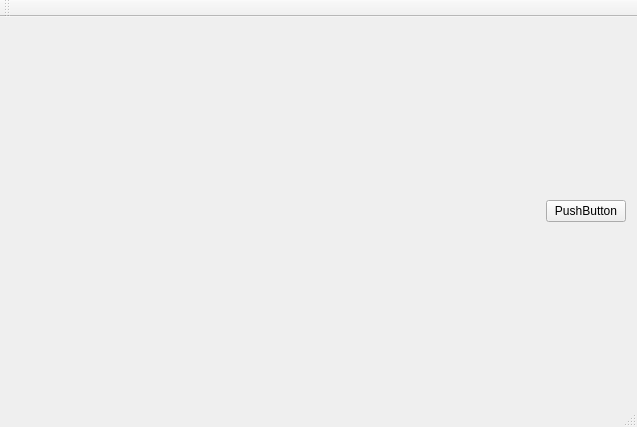
The window that ToulouseCompiler/ToulouseCompiler/ToulouseCompiler.ui (ajvs0003/ToulouseCompiler) describes before a commit, drawn with Qt 5.
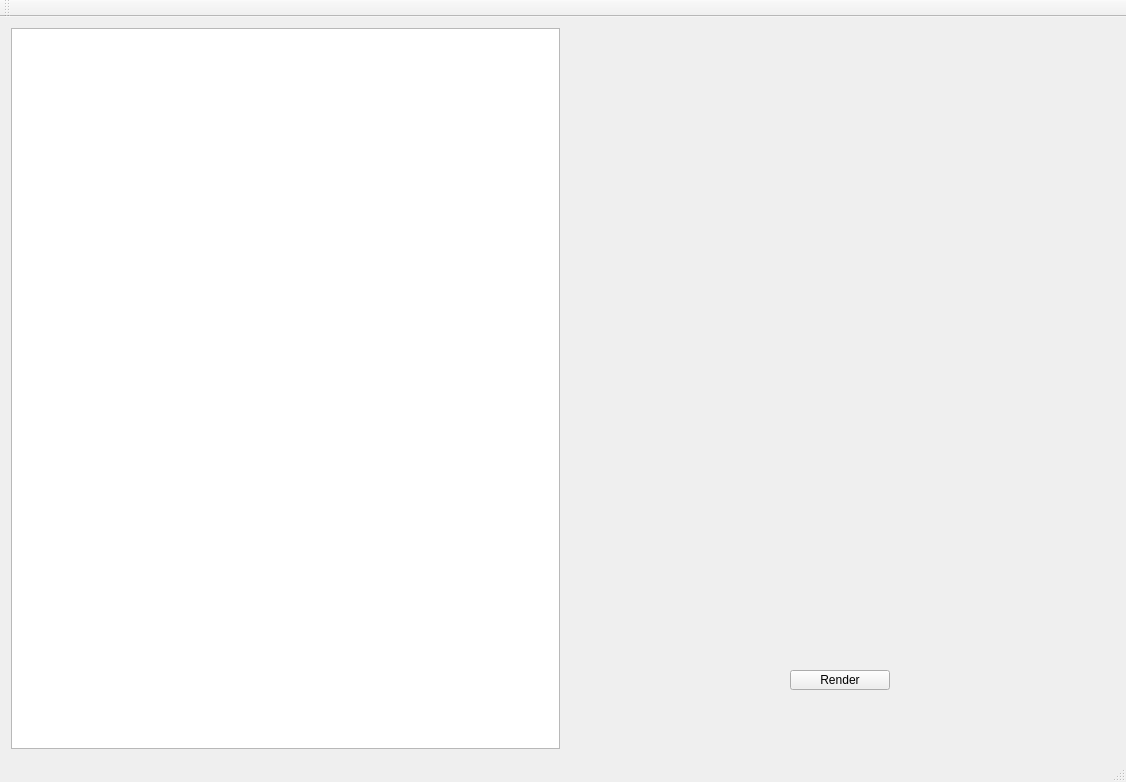
The same window after the commit.

What changed in the file:
```diff
--- a/ToulouseCompiler/ToulouseCompiler/ToulouseCompiler.ui
+++ b/ToulouseCompiler/ToulouseCompiler/ToulouseCompiler.ui
@@ -6,23 +6,53 @@
    <rect>
     <x>0</x>
     <y>0</y>
-    <width>637</width>
-    <height>427</height>
+    <width>1126</width>
+    <height>782</height>
    </rect>
   </property>
+  <property name="sizePolicy">
+   <sizepolicy hsizetype="Minimum" vsizetype="Preferred">
+    <horstretch>0</horstretch>
+    <verstretch>0</verstretch>
+   </sizepolicy>
+  </property>
   <property name="windowTitle">
    <string>MainWindow</string>
   </property>
   <widget class="QWidget" name="centralWidget">
    <layout class="QHBoxLayout" name="horizontalLayout_2">
     <item>
+     <layout class="QVBoxLayout" name="verticalLayout_9">
+      <item>
+       <widget class="QTextBrowser" name="textBrowser">
+        <property name="sizePolicy">
+         <sizepolicy hsizetype="Minimum" vsizetype="Minimum">
+          <horstretch>0</horstretch>
+          <verstretch>0</verstretch>
+         </sizepolicy>
+        </property>
+       </widget>
+      </item>
+     </layout>
+    </item>
+    <item>
+     <layout class="QVBoxLayout" name="verticalLayout_8">
+      <item>
+       <layout class="QHBoxLayout" name="horizontalLayout">
+        <item>
      <widget class="QWidget" name="openglwidget" native="true">
       <property name="sizePolicy">
-       <sizepolicy hsizetype="Expanding" vsizetype="Expanding">
+           <sizepolicy hsizetype="Maximum" vsizetype="Maximum">
         <horstretch>0</horstretch>
         <verstretch>0</verstretch>
        </sizepolicy>
       </property>
+          <property name="maximumSize">
+           <size>
+            <width>480</width>
+            <height>480</height>
+           </size>
+          </property>
       <layout class="QHBoxLayout" name="opengl_layout">
        <property name="spacing">
         <number>0</number>
@@ -42,12 +72,50 @@
       </layout>
      </widget>
     </item>
+       </layout>
+      </item>
     <item>
+       <spacer name="verticalSpacer">
+        <property name="orientation">
+         <enum>Qt::Vertical</enum>
+        </property>
+        <property name="sizeType">
+         <enum>QSizePolicy::Maximum</enum>
+        </property>
+        <property name="sizeHint" stdset="0">
+         <size>
+          <width>20</width>
+          <height>40</height>
+         </size>
+        </property>
+       </spacer>
+      </item>
+      <item alignment="Qt::AlignHCenter">
      <widget class="QPushButton" name="pushButton">
+        <property name="sizePolicy">
+         <sizepolicy hsizetype="Maximum" vsizetype="Maximum">
+          <horstretch>0</horstretch>
+          <verstretch>0</verstretch>
+         </sizepolicy>
+        </property>
+        <property name="minimumSize">
+         <size>
+          <width>100</width>
+          <height>10</height>
+         </size>
+        </property>
+        <property name="maximumSize">
+         <size>
+          <width>100</width>
+          <height>20</height>
+         </size>
+        </property>
       <property name="text">
-       <string>PushButton</string>
-      </property>
-     </widget>
+         <string>Render</string>
+        </property>
+       </widget>
+      </item>
+     </layout>
     </item>
    </layout>
   </widget>
```
Left out of the diff: 4 changed lines with no effect on the pictures. Lines whose indentation alone changed are shown as unchanged.
